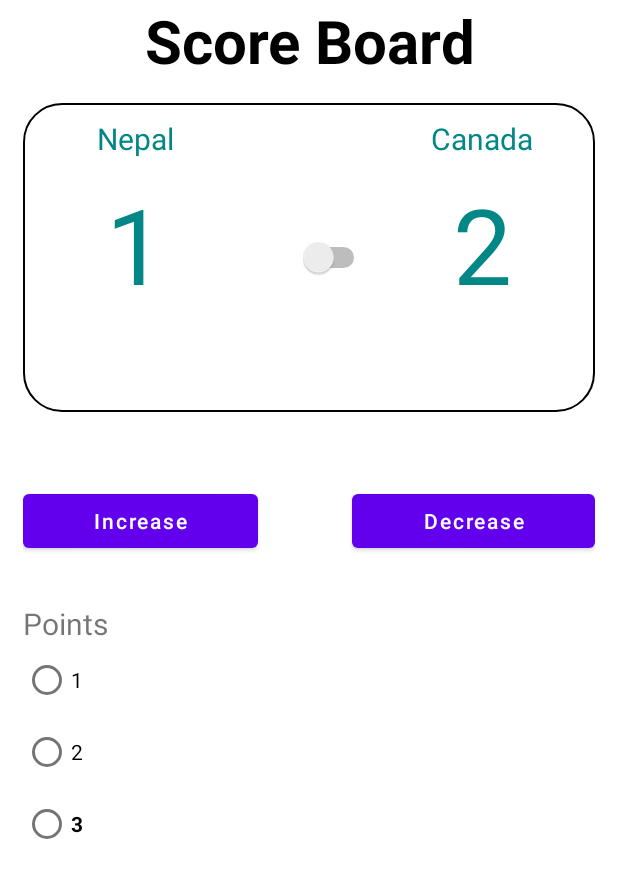
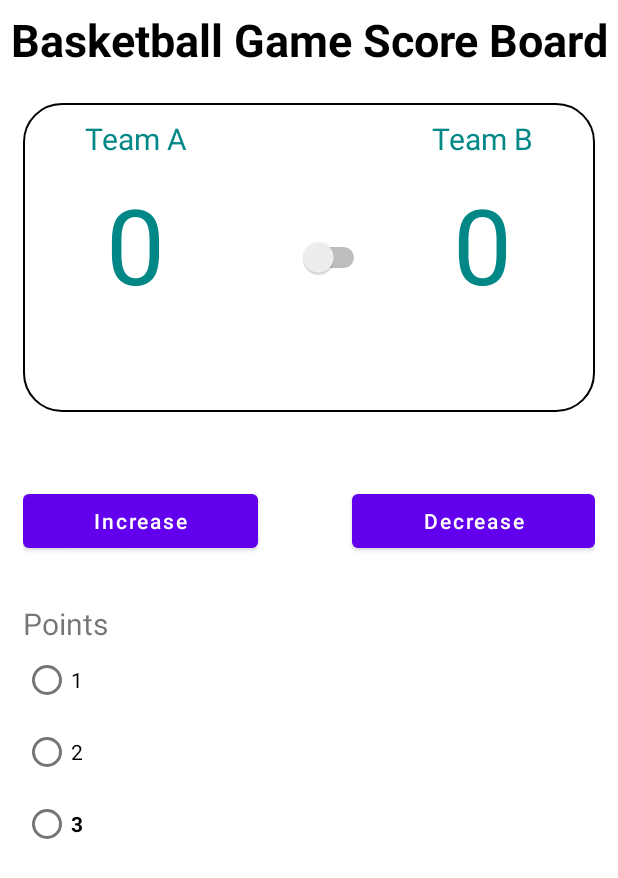
Before and after one commit to bikashchhantyal95/Lab4-AndroidStudio, an Android app: the layout activity_main.xml on its own in the app's theme, with its tools: preview values and no code run, on a phone screen of 412 x 824 dp. Shown: the top 878 px of the screen. Run offline under Robolectric (Android 15) with nearby library versions, the phone set to English and light mode, and no system bars.

Commit message:
Added comments for documentation.

```diff
--- a/app/src/main/res/layout/activity_main.xml
+++ b/app/src/main/res/layout/activity_main.xml
@@ -7,7 +7,7 @@
     android:orientation="vertical"
     tools:context=".MainActivity">
 
-    <!--    Team First Layout-->
+    <!--    Title-->
     <TextView
         android:layout_width="match_parent"
         android:layout_height="53dp"
@@ -15,7 +15,7 @@
         android:text="@string/title_text"
         android:textAlignment="center"
         android:textColor="@color/black"
-        android:textSize="40dp"
+        android:textSize="30dp"
         android:textStyle="bold" />
 
     <LinearLayout
@@ -30,6 +30,8 @@
             android:orientation="horizontal"
             android:background="@drawable/border_radius">
 
+
+<!--            Layout of Team A-->
             <LinearLayout
                 android:layout_width="wrap_content"
                 android:layout_height="match_parent"
@@ -55,6 +57,8 @@
                     android:textSize="70dp" />
             </LinearLayout>
 
+
+<!--            Switch button to toggle teams-->
             <Switch
                 android:id="@+id/switch_teams"
                 android:layout_width="wrap_content"
@@ -63,6 +67,8 @@
                 android:text=""
                 />
 
+
+<!--            Layout for Team B-->
             <LinearLayout
                 android:layout_width="wrap_content"
                 android:layout_height="match_parent"
@@ -92,7 +98,7 @@
     </LinearLayout>
 
 
-
+<!-- Button Layout for Increase and Decrease Button-->
     <LinearLayout
         android:layout_width="match_parent"
         android:layout_height="wrap_content"
@@ -116,6 +122,9 @@
             android:textAllCaps="false"
             android:text="@string/decrease_btn" />
     </LinearLayout>
+
+
+<!--    Layout for Radio Buttons-->
     <LinearLayout
         android:layout_height="wrap_content"
         android:layout_width="match_parent"
--- a/app/src/main/res/values/strings.xml
+++ b/app/src/main/res/values/strings.xml
@@ -1,10 +1,10 @@
 <resources>
     <string name="app_name">BikashChhantyal_Score</string>
-    <string name="title_text">Score Board</string>
-    <string name="first_team_name">Nepal</string>
-    <string name="second_team_name">Canada</string>
-    <string name="first_team_score">1</string>
-    <string name="second_team_score">2</string>
+    <string name="title_text">Basketball Game Score Board</string>
+    <string name="first_team_name">Team A</string>
+    <string name="second_team_name">Team B</string>
+    <string name="first_team_score">0</string>
+    <string name="second_team_score">0</string>
     <string name="increase_btn">Increase</string>
     <string name="decrease_btn">Decrease</string>
 </resources>
```
Also changed, not shown: app/src/main/java/com/example/bikashchhantyal_score/MainActivity.kt (+34 -13 lines).
